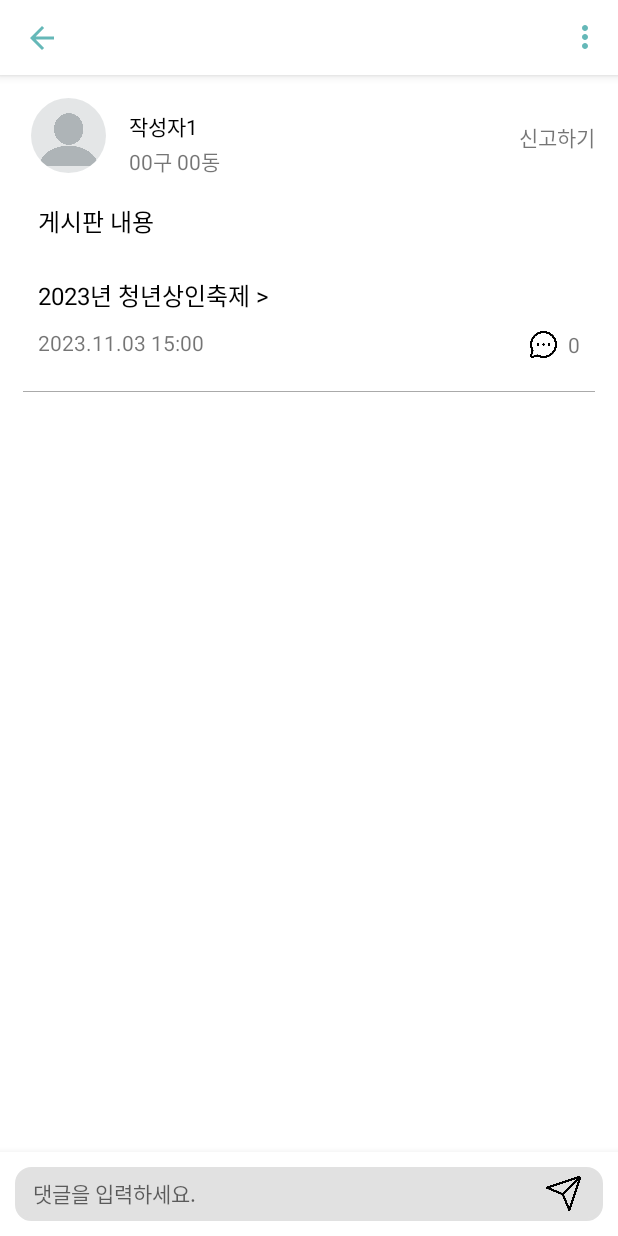
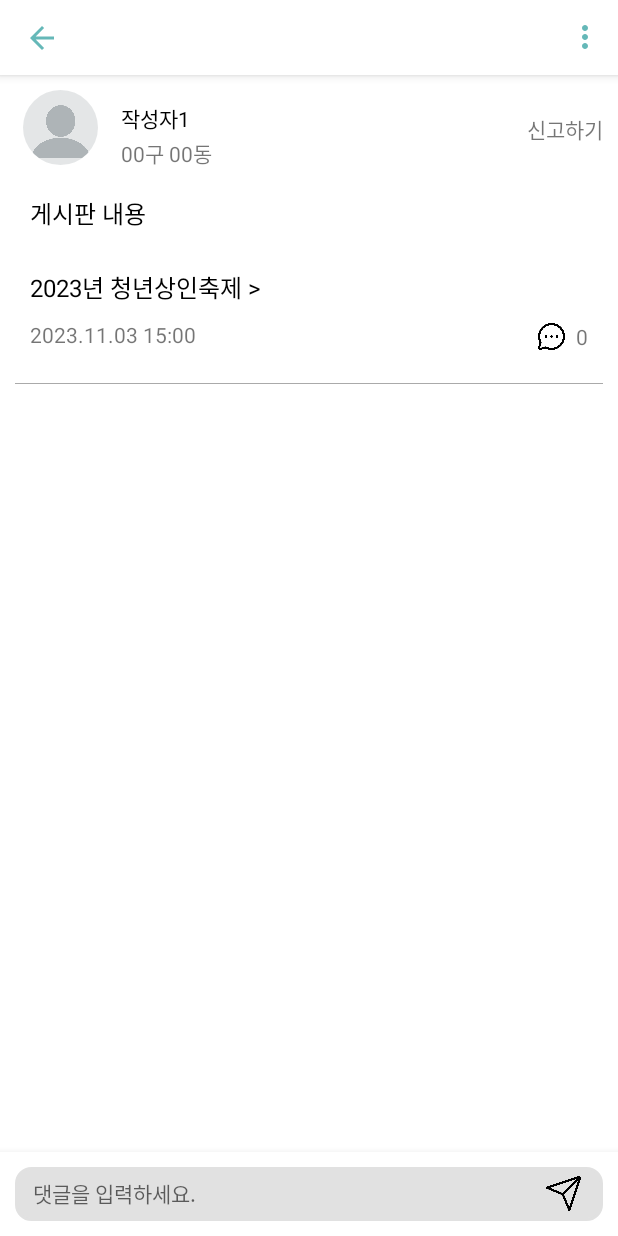
Before and after one commit to 2023-2-software-engineering/front-end, an Android app: the BoardDetailActivity screen opened directly, with no data from a screen before it, on a phone screen of 412 x 824 dp. Run offline under Robolectric (Android 15) with nearby library versions, the phone set to English and light mode, and no system bars; our stand-ins replace CircleImageView.

Commit message:
게시판 상세 화면 수정

```diff
--- a/app/src/main/res/layout/activity_board_detail.xml
+++ b/app/src/main/res/layout/activity_board_detail.xml
@@ -22,7 +22,7 @@
         app:layout_constraintTop_toBottomOf="@id/toolbar"
         app:layout_constraintBottom_toTopOf="@id/bottom_menu"
         android:orientation="vertical"
-        android:padding="15dp"
+        android:padding="10dp"
         android:layout_width="0dp"
         android:layout_height="0dp" >
 
```
